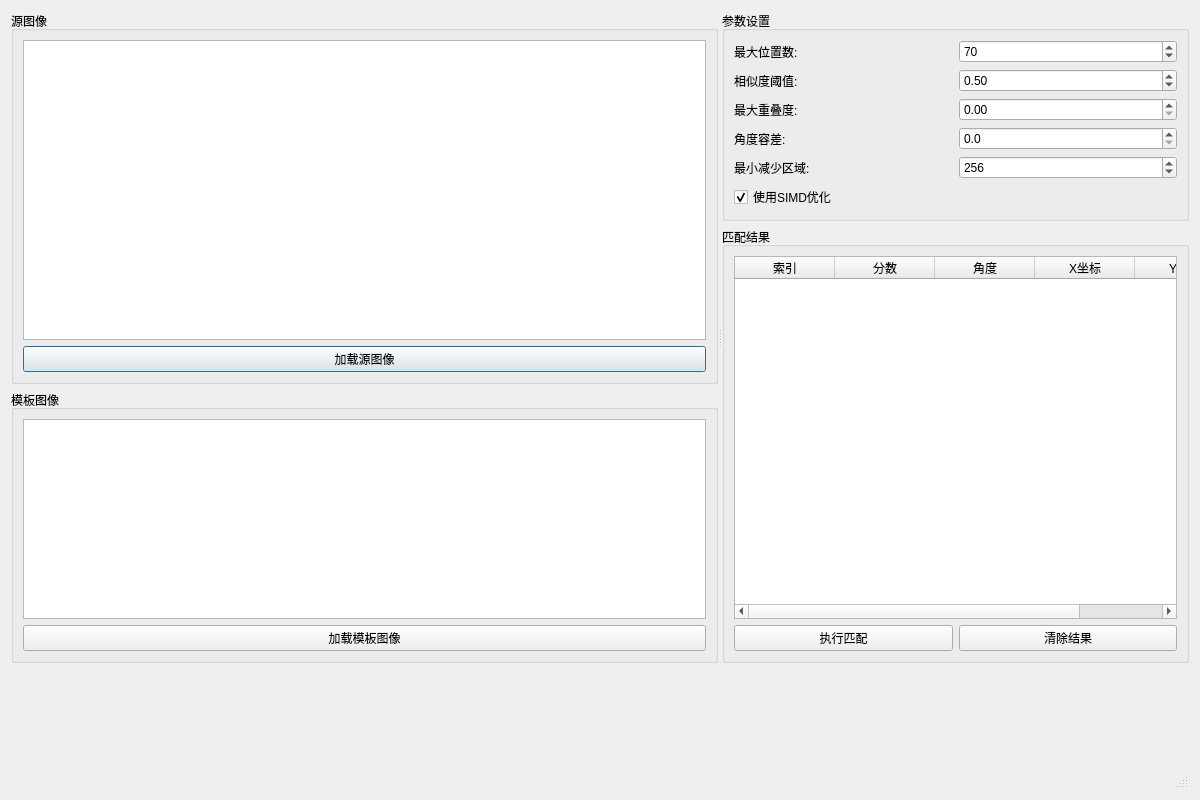
First picture: the form in ui/MatchToolDialog.ui, repository lrm2017/Fastest_Image_Pattern_Matching, before the edit.
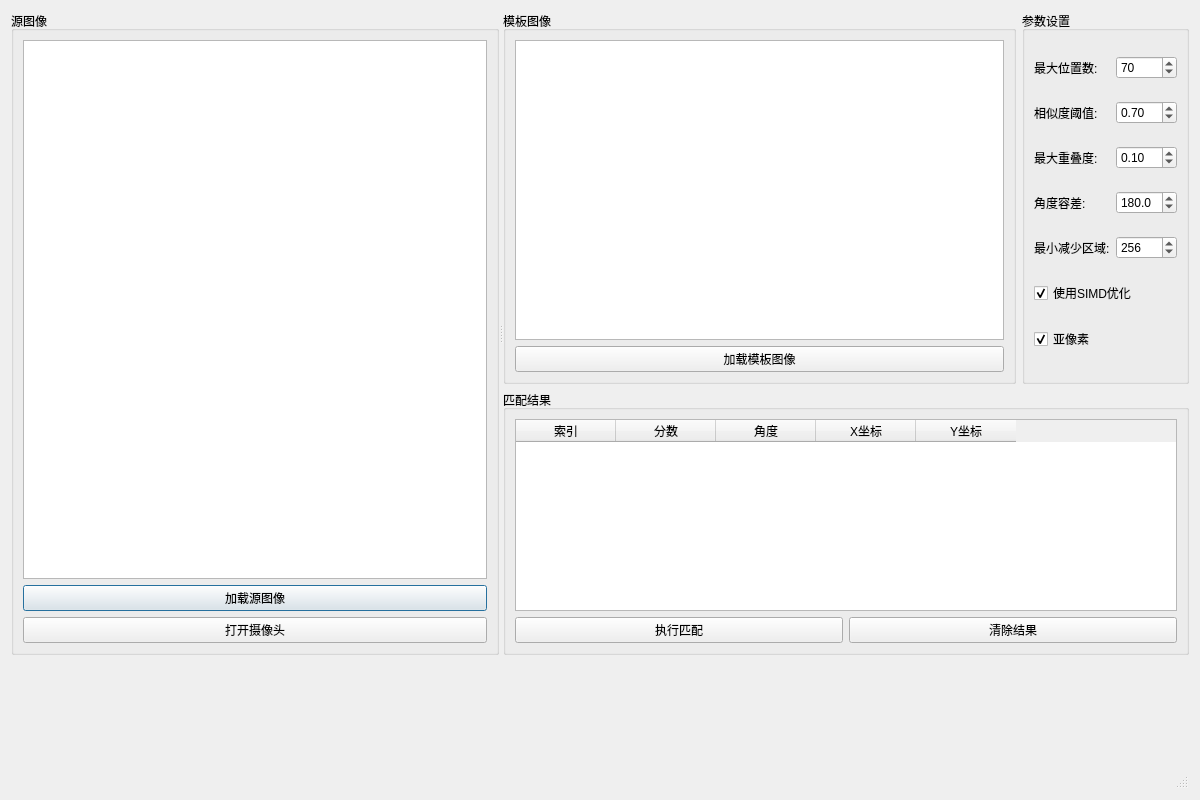
Second picture: the form after the edit.

Commit message: 添加摄像头捕获

```diff
--- a/ui/MatchToolDialog.ui
+++ b/ui/MatchToolDialog.ui
@@ -20,7 +20,7 @@
       <enum>Qt::Horizontal</enum>
      </property>
      <widget class="QWidget" name="leftWidget" native="true">
-      <layout class="QVBoxLayout" name="leftLayout">
+      <layout class="QHBoxLayout" name="horizontalLayout">
        <item>
         <widget class="QGroupBox" name="groupBoxSource">
          <property name="title">
@@ -32,7 +32,7 @@
             <property name="minimumSize">
              <size>
               <width>400</width>
-              <height>300</height>
+              <height>200</height>
              </size>
             </property>
            </widget>
@@ -44,9 +44,22 @@
             </property>
            </widget>
           </item>
+          <item>
+           <widget class="QPushButton" name="loadCamButton">
+            <property name="text">
+             <string>打开摄像头</string>
+            </property>
+           </widget>
+          </item>
          </layout>
         </widget>
        </item>
+      </layout>
+     </widget>
+     <widget class="QWidget" name="rightWidget" native="true">
+      <layout class="QVBoxLayout" name="rightLayout" stretch="1,1">
+       <item>
+        <layout class="QHBoxLayout" name="horizontalLayout_2">
        <item>
         <widget class="QGroupBox" name="groupBoxTemplate">
          <property name="title">
@@ -58,7 +71,7 @@
             <property name="minimumSize">
              <size>
               <width>400</width>
-              <height>200</height>
+                <height>300</height>
              </size>
             </property>
            </widget>
@@ -73,10 +86,6 @@
          </layout>
         </widget>
        </item>
-      </layout>
-     </widget>
-     <widget class="QWidget" name="rightWidget" native="true">
-      <layout class="QVBoxLayout" name="rightLayout">
        <item>
         <widget class="QGroupBox" name="groupBoxParameters">
          <property name="title">
@@ -103,23 +112,10 @@
             </property>
            </widget>
           </item>
-          <item row="1" column="0">
-           <widget class="QLabel" name="labelScore">
+            <item row="4" column="0">
+             <widget class="QLabel" name="labelMinReduceArea">
             <property name="text">
-             <string>相似度阈值:</string>
-            </property>
-           </widget>
-          </item>
-          <item row="1" column="1">
-           <widget class="QDoubleSpinBox" name="scoreSpinBox">
-            <property name="decimals">
-             <number>2</number>
-            </property>
-            <property name="maximum">
-             <double>1.000000000000000</double>
-            </property>
-            <property name="value">
-             <double>0.500000000000000</double>
+               <string>最小减少区域:</string>
             </property>
            </widget>
           </item>
@@ -139,7 +135,27 @@
              <double>1.000000000000000</double>
             </property>
             <property name="value">
-             <double>0.000000000000000</double>
+               <double>0.100000000000000</double>
+              </property>
+             </widget>
+            </item>
+            <item row="1" column="0">
+             <widget class="QLabel" name="labelScore">
+              <property name="text">
+               <string>相似度阈值:</string>
+              </property>
+             </widget>
+            </item>
+            <item row="1" column="1">
+             <widget class="QDoubleSpinBox" name="scoreSpinBox">
+              <property name="decimals">
+               <number>2</number>
+              </property>
+              <property name="maximum">
+               <double>1.000000000000000</double>
+              </property>
+              <property name="value">
+               <double>0.700000000000000</double>
             </property>
            </widget>
           </item>
@@ -159,24 +175,17 @@
              <double>360.000000000000000</double>
             </property>
             <property name="value">
-             <double>0.000000000000000</double>
-            </property>
-           </widget>
-          </item>
-          <item row="4" column="0">
-           <widget class="QLabel" name="labelMinReduceArea">
-            <property name="text">
-             <string>最小减少区域:</string>
+               <double>180.000000000000000</double>
             </property>
            </widget>
           </item>
           <item row="4" column="1">
            <widget class="QSpinBox" name="minReduceAreaSpinBox">
             <property name="minimum">
-             <number>16</number>
+               <number>1</number>
             </property>
             <property name="maximum">
-             <number>1024</number>
+               <number>10000</number>
             </property>
             <property name="value">
              <number>256</number>
@@ -193,8 +202,20 @@
             </property>
            </widget>
           </item>
-         </layout>
-        </widget>
+            <item row="6" column="0">
+             <widget class="QCheckBox" name="subPixelCheckBox">
+              <property name="text">
+               <string>亚像素</string>
+              </property>
+              <property name="checked">
+               <bool>true</bool>
+              </property>
+             </widget>
+            </item>
+           </layout>
+          </widget>
+         </item>
+        </layout>
        </item>
        <item>
         <widget class="QGroupBox" name="groupBoxResults">
@@ -263,7 +284,11 @@
     </widget>
    </item>
    <item>
-    <widget class="QStatusBar" name="statusBar"/>
+    <widget class="QStatusBar" name="statusBar">
+     <property name="layoutDirection">
+      <enum>Qt::LeftToRight</enum>
+     </property>
+    </widget>
    </item>
   </layout>
  </widget>
```
Left out of the diff: 4 changed lines with no effect on the pictures. Lines whose indentation alone changed are shown as unchanged. The commit also changes 120 other files.
